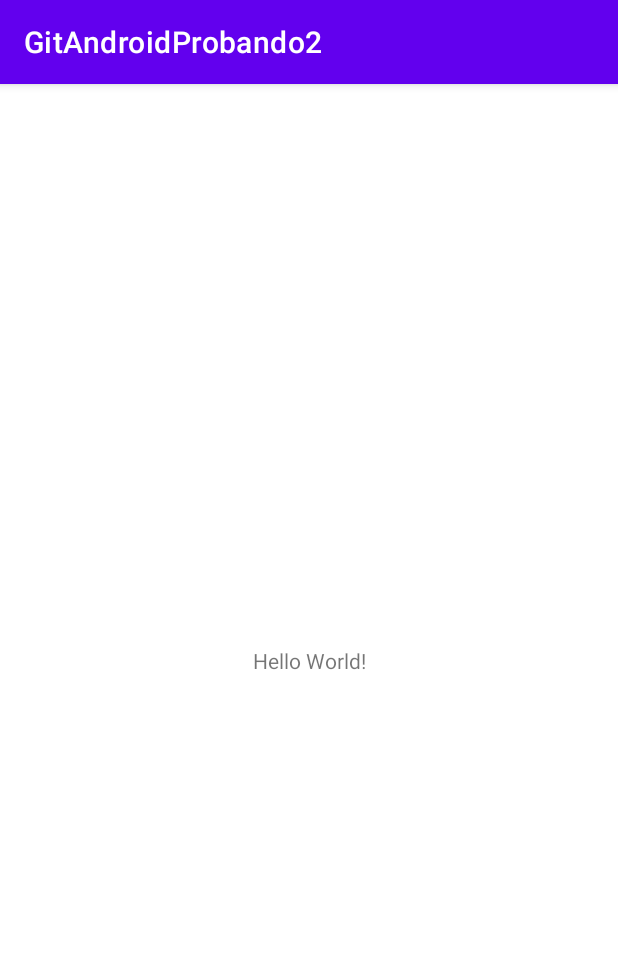
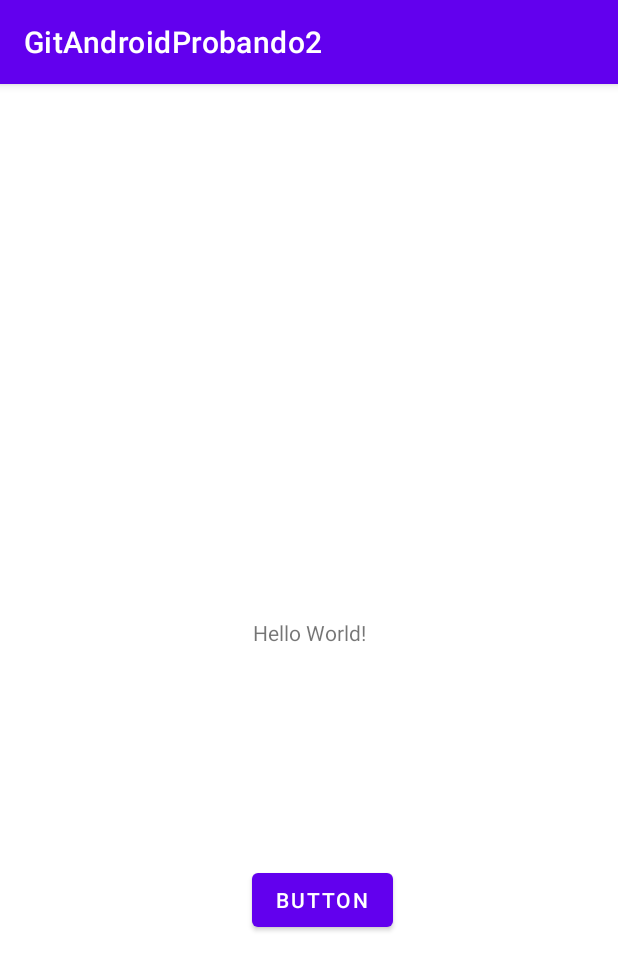
Before and after one commit to leo8108/GitAndroidProbando2, an Android app: the screen it shows after launch (MainActivity), on a phone screen of 412 x 824 dp. Shown: the top 970 px of the screen. Run offline under Robolectric (Android 15) with nearby library versions, the phone set to English and light mode, and no system bars.

Commit message:
Segundos cambios agregados

```diff
--- a/app/src/main/java/com/leonardo/gitandroidprobando2/MainActivity.java
+++ b/app/src/main/java/com/leonardo/gitandroidprobando2/MainActivity.java
@@ -11,4 +11,9 @@ public class MainActivity extends AppCompatActivity {
         super.onCreate(savedInstanceState);
         setContentView(R.layout.activity_main);
     }
+
+    public void metodo1(){
+
+        // TODO: 07/03/2021
+    }
 }
--- a/app/src/main/res/layout/activity_main.xml
+++ b/app/src/main/res/layout/activity_main.xml
@@ -9,10 +9,26 @@
     <TextView
         android:layout_width="wrap_content"
         android:layout_height="wrap_content"
+        android:layout_marginTop="356dp"
         android:text="Hello World!"
-        app:layout_constraintBottom_toBottomOf="parent"
+        app:layout_constraintBottom_toTopOf="@+id/button"
+        app:layout_constraintHorizontal_bias="0.501"
         app:layout_constraintLeft_toLeftOf="parent"
         app:layout_constraintRight_toRightOf="parent"
-        app:layout_constraintTop_toTopOf="parent" />
+        app:layout_constraintTop_toTopOf="parent"
+        app:layout_constraintVertical_bias="0.0" />
+
+    <Button
+        android:id="@+id/button"
+        android:layout_width="0dp"
+        android:layout_height="wrap_content"
+        android:layout_marginStart="168dp"
+        android:layout_marginEnd="150dp"
+        android:layout_marginBottom="200dp"
+        android:text="Button"
+        app:layout_constraintBottom_toBottomOf="parent"
+        app:layout_constraintEnd_toEndOf="parent"
+        app:layout_constraintHorizontal_bias="0.0"
+        app:layout_constraintStart_toStartOf="parent" />
 
 </androidx.constraintlayout.widget.ConstraintLayout>
--- /dev/null
+++ b/app/src/main/res/layout/item_tablas.xml
@@ -0,0 +1,6 @@
+<?xml version="1.0" encoding="utf-8"?>
+<androidx.constraintlayout.widget.ConstraintLayout
+    xmlns:android="http://schemas.android.com/apk/res/android" android:layout_width="match_parent"
+    android:layout_height="match_parent">
+
+</androidx.constraintlayout.widget.ConstraintLayout>
```
